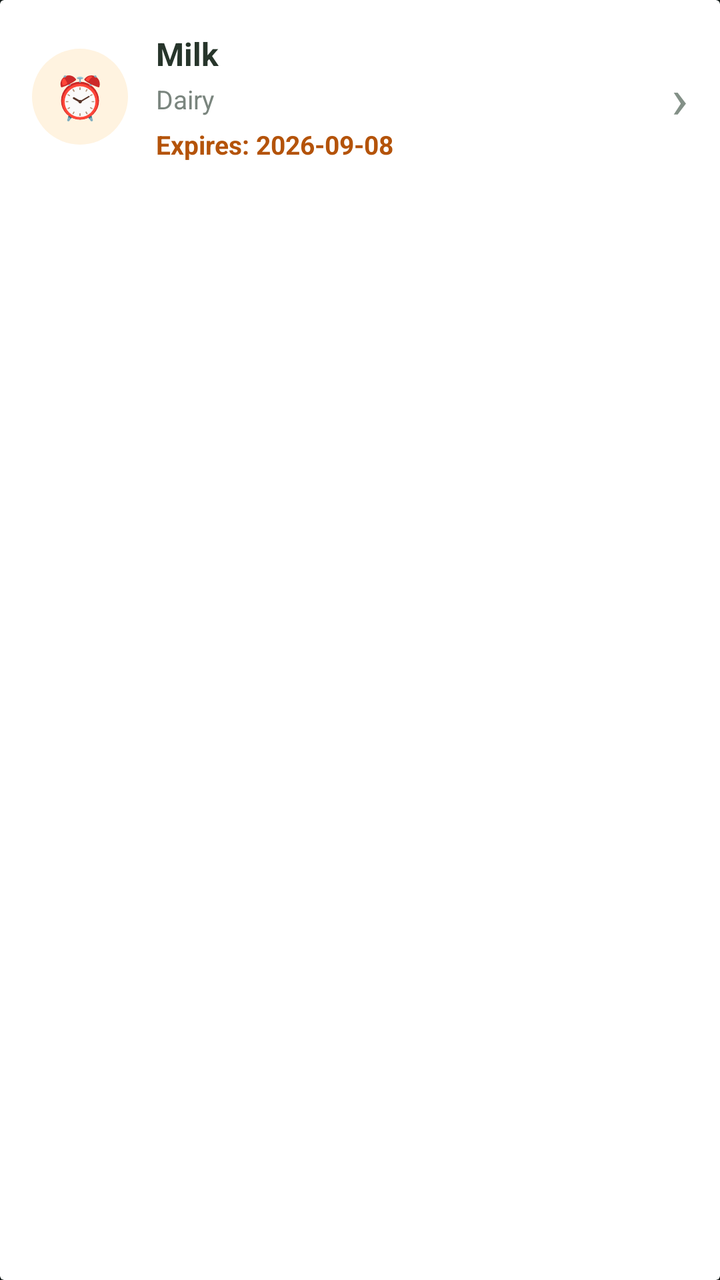
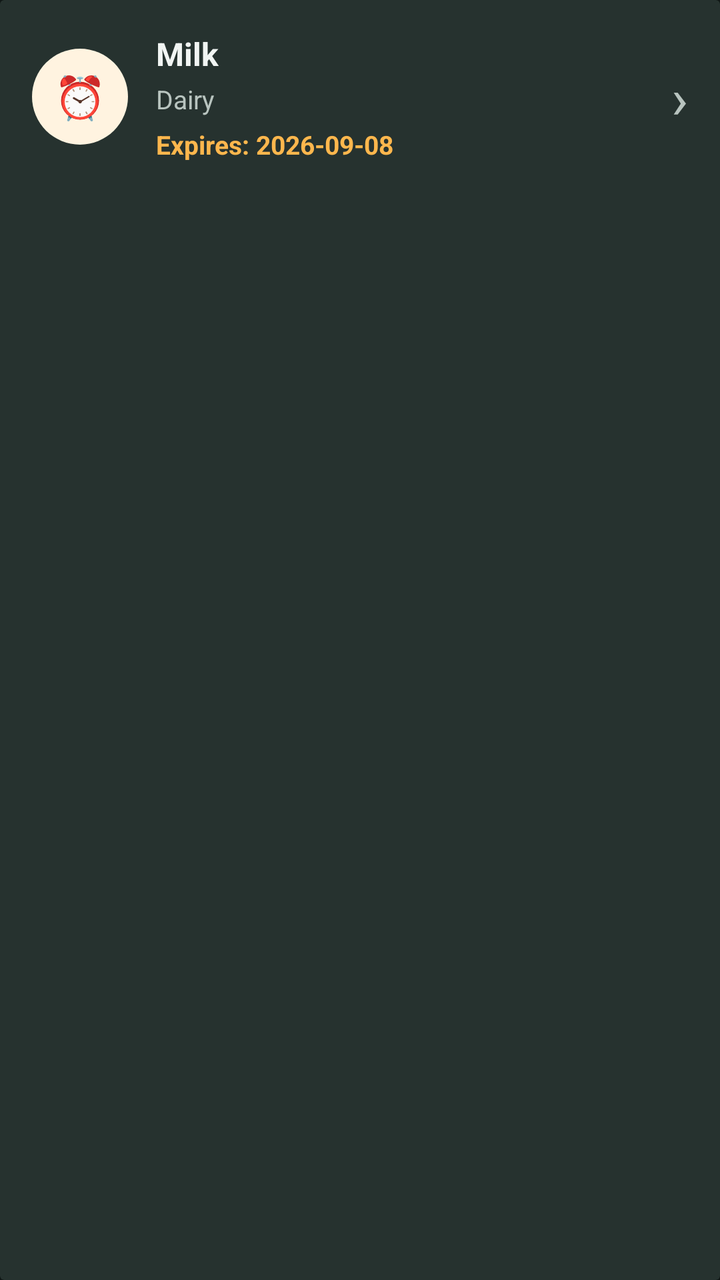

Two renders of the same Android screen: before a commit and after it. Below are the layout's source before the change and the commit's diff.
<!-- AndroidManifest.xml: application theme Theme.SmartPantryManager -->
<!-- res/layout/item_expiring.xml -->
<?xml version="1.0" encoding="utf-8"?>
<androidx.cardview.widget.CardView
    xmlns:android="http://schemas.android.com/apk/res/android"
    android:layout_width="match_parent"
    android:layout_height="wrap_content"
    android:layout_marginBottom="10dp"
    android:backgroundTint="#FFFFFF"
    android:elevation="0dp"
    android:radius="18dp">

    <LinearLayout
        android:layout_width="match_parent"
        android:layout_height="wrap_content"
        android:gravity="center_vertical"
        android:orientation="horizontal"
        android:padding="16dp">

        
        <TextView
            android:layout_width="48dp"
            android:layout_height="48dp"
            android:background="@drawable/icon_circle_orange"
            android:gravity="center"
            android:text="⏰"
            android:textSize="21sp" />

        
        <LinearLayout
            android:layout_width="0dp"
            android:layout_height="wrap_content"
            android:layout_marginStart="14dp"
            android:layout_weight="1"
            android:orientation="vertical">

            <TextView
                android:id="@+id/expiringItemName"
                android:layout_width="wrap_content"
                android:layout_height="wrap_content"
                android:text="Milk"
                android:textColor="#27352B"
                android:textSize="16sp"
                android:textStyle="bold" />

            <TextView
                android:id="@+id/expiringItemCategory"
                android:layout_width="wrap_content"
                android:layout_height="wrap_content"
                android:layout_marginTop="3dp"
                android:text="Dairy"
                android:textColor="#7A857E"
                android:textSize="13sp" />

            <TextView
                android:id="@+id/expiringItemExpiry"
                android:layout_width="wrap_content"
                android:layout_height="wrap_content"
                android:layout_marginTop="5dp"
                android:text="Expires: 2026-09-08"
                android:textColor="#B45309"
                android:textSize="13sp"
                android:textStyle="bold" />

        </LinearLayout>

        
        <TextView
            android:layout_width="wrap_content"
            android:layout_height="wrap_content"
            android:text="›"
            android:textColor="#839087"
            android:textSize="28sp" />

    </LinearLayout>

</androidx.cardview.widget.CardView>
<!-- resources referenced by this layout -->
<resources>
  <!-- drawable icon_circle_orange (drawable) -->
  <?xml version="1.0" encoding="utf-8"?>
  <shape xmlns:android="http://schemas.android.com/apk/res/android"
      android:shape="oval">
  
      <solid android:color="#FFF3E0" />
  
  </shape>
  <style name="Theme.SmartPantryManager" parent="Base.Theme.SmartPantryManager" />
  <style name="Base.Theme.SmartPantryManager" parent="Theme.Material3.Dark.NoActionBar">
  
          <item name="colorPrimary">@color/primary_green</item>
          <item name="colorOnPrimary">@color/black</item>
  
          <item name="colorSecondary">@color/primary_green_dark</item>
          <item name="colorOnSecondary">@color/text_primary_dark</item>
  
          <item name="colorSurface">@color/surface_dark</item>
          <item name="colorOnSurface">@color/text_primary_dark</item>
  
          <item name="android:windowBackground">@color/background_dark</item>
          <item name="android:colorAccent">@color/primary_green</item>
  
          <item name="android:statusBarColor">@color/background_dark</item>
          <item name="android:navigationBarColor">@color/background_dark</item>
  
          <item name="android:windowLightStatusBar">false</item>
  
      </style>
  <color name="primary_green">#39D98A</color>
  <color name="black">#FF000000</color>
  <color name="primary_green_dark">#1F8F5B</color>
  <color name="text_primary_dark">#F1F5F3</color>
  <color name="surface_dark">#1C2523</color>
  <color name="background_dark">#111917</color>
</resources>

<!-- the commit's change to res/layout/item_expiring.xml (unified diff, before → after) -->
@@ -4,7 +4,7 @@
     android:layout_width="match_parent"
     android:layout_height="wrap_content"
     android:layout_marginBottom="10dp"
-    android:backgroundTint="#FFFFFF"
+    android:backgroundTint="@color/surface_card"
     android:elevation="0dp"
     android:radius="18dp">
 
@@ -37,7 +37,7 @@
                 android:layout_width="wrap_content"
                 android:layout_height="wrap_content"
                 android:text="Milk"
-                android:textColor="#27352B"
+                android:textColor="@color/text_primary_dark"
                 android:textSize="16sp"
                 android:textStyle="bold" />
 
@@ -47,7 +47,7 @@
                 android:layout_height="wrap_content"
                 android:layout_marginTop="3dp"
                 android:text="Dairy"
-                android:textColor="#7A857E"
+                android:textColor="@color/text_secondary_dark"
                 android:textSize="13sp" />
 
             <TextView
@@ -56,7 +56,7 @@
                 android:layout_height="wrap_content"
                 android:layout_marginTop="5dp"
                 android:text="Expires: 2026-09-08"
-                android:textColor="#B45309"
+                android:textColor="#FFFFB74D"
                 android:textSize="13sp"
                 android:textStyle="bold" />
 
@@ -67,7 +67,7 @@
             android:layout_width="wrap_content"
             android:layout_height="wrap_content"
             android:text="›"
-            android:textColor="#839087"
+            android:textColor="@color/text_secondary_dark"
             android:textSize="28sp" />
 
     </LinearLayout>
<!-- resource entries referenced after the edit -->
@@ -1,5 +1,6 @@
 <!-- resources referenced by this layout -->
 <resources>
+  <color name="surface_card">#26322F</color>
   <!-- drawable icon_circle_orange (drawable) -->
   <?xml version="1.0" encoding="utf-8"?>
   <shape xmlns:android="http://schemas.android.com/apk/res/android"
@@ -33,6 +34,7 @@
   <color name="black">#FF000000</color>
   <color name="primary_green_dark">#1F8F5B</color>
   <color name="text_primary_dark">#F1F5F3</color>
+  <color name="text_secondary_dark">#B8C4BF</color>
   <color name="surface_dark">#1C2523</color>
   <color name="background_dark">#111917</color>
 </resources>
